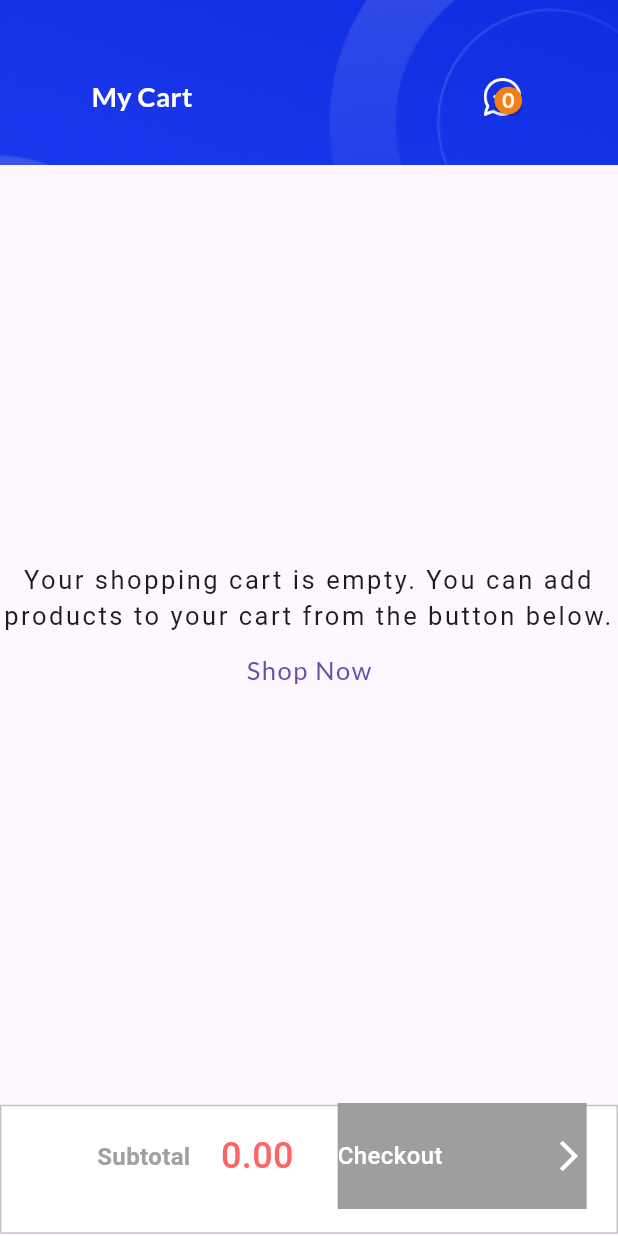
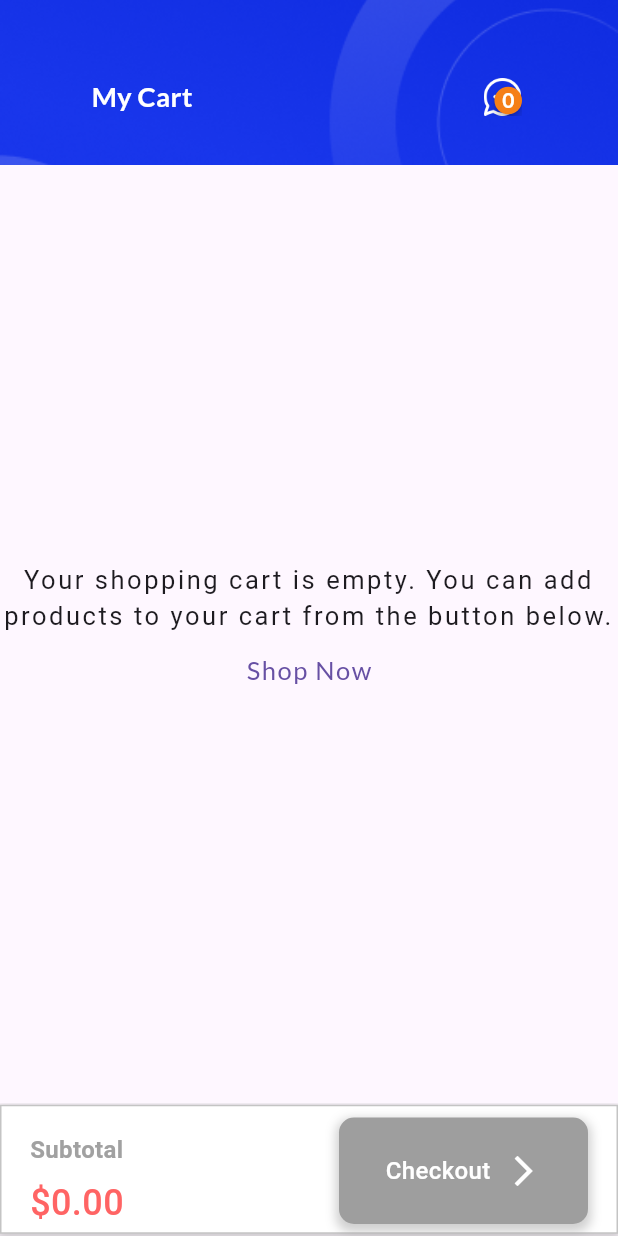
Before and after one commit to hieunguyen1912/AppDevelopment, a Flutter app: the CartScreens screen opened directly, on a phone screen of 412 x 824 dp. Run offline on Flutter 3.47's test engine with Material 3 defaults, Android fonts, the phone set to English and light mode, and no system bars; drawn by our look-alikes of badges; our stand-ins replace cloud_firestore, file_picker, firebase_auth, firebase_core, firebase_storage, flutter_easyloading and 2 more; missing offline and left inert: flutter_admin_scaffold; accounts and stored records are empty.

Commit message:
cart screen upgradeade

```diff
--- a/Group7Project/Ecommerceapp/tmdt_app/lib/main.dart
+++ b/Group7Project/Ecommerceapp/tmdt_app/lib/main.dart
@@ -2,6 +2,7 @@ import 'package:flutter/material.dart';
 import 'package:flutter/services.dart';
 import 'package:firebase_core/firebase_core.dart';
 import 'package:flutter_riverpod/flutter_riverpod.dart';
+import 'package:tmdt_app/views/screens/authentication_screens/login_screens.dart';
 import 'package:tmdt_app/views/screens/main_screens.dart';
 import 'firebase_options.dart';
 
@@ -29,7 +30,7 @@ class MyApp extends StatelessWidget {
       theme: ThemeData(
         primarySwatch: Colors.blue,
       ),
-      home: MainScreen(),
+      home: LoginScreen(),
     );
   }
 }
--- a/Group7Project/Ecommerceapp/tmdt_app/lib/provider/cart_provider.dart
+++ b/Group7Project/Ecommerceapp/tmdt_app/lib/provider/cart_provider.dart
@@ -39,8 +39,8 @@ class CartNotifier extends StateNotifier<List<CartModel>> {
 
   double calculateTotalAmount() {
     double totalAmount = 0.0;
-    state.forEach((cartItem) {
-      totalAmount += cartItem.quantity * cartItem.discount;
+    state.forEach((CartModel) {
+      totalAmount += CartModel.quantity * CartModel.discount;
     });
     return totalAmount;
   }
--- a/Group7Project/Ecommerceapp/tmdt_app/lib/views/screens/nav_screens/cart_screens.dart
+++ b/Group7Project/Ecommerceapp/tmdt_app/lib/views/screens/nav_screens/cart_screens.dart
@@ -138,6 +138,14 @@ class _CartScreensState extends ConsumerState<CartScreens> {
                               color: Color(
                                 0xFFD7DDFF,
                               ),
+                              boxShadow: [
+                                BoxShadow(
+                                  color: Colors.grey.withOpacity(0.5),
+                                  spreadRadius: 2,
+                                  blurRadius: 5,
+                                  offset: Offset(0, 3),
+                                ),
+                              ],
                             ),
                           ),
                         ),
@@ -150,9 +158,7 @@ class _CartScreensState extends ConsumerState<CartScreens> {
                             clipBehavior: Clip.hardEdge,
                             decoration: BoxDecoration(
                               color: Colors.black,
-                              borderRadius: BorderRadius.circular(
-                                5,
-                              ),
+                              borderRadius: BorderRadius.circular(5),
                             ),
                           ),
                         ),
@@ -181,6 +187,10 @@ class _CartScreensState extends ConsumerState<CartScreens> {
                       return Padding(
                         padding: const EdgeInsets.all(8),
                         child: Card(
+                          elevation: 5,
+                          shape: RoundedRectangleBorder(
+                            borderRadius: BorderRadius.circular(10),
+                          ),
                           child: SizedBox(
                             height: 200,
                             child: Row(
@@ -189,9 +199,12 @@ class _CartScreensState extends ConsumerState<CartScreens> {
                                 SizedBox(
                                   height: 100,
                                   width: 100,
+                                  child: ClipRRect(
+                                    borderRadius: BorderRadius.circular(10),
                                     child: Image.network(
                                       cartItem.imageUrl[0],
                                       fit: BoxFit.cover,
+                                    ),
                                   ),
                                 ),
                                 Padding(
@@ -204,17 +217,19 @@ class _CartScreensState extends ConsumerState<CartScreens> {
                                         cartItem.productName,
                                         style: GoogleFonts.lato(
                                           fontSize: 16,
-                                            fontWeight: FontWeight.w600),
+                                          fontWeight: FontWeight.w600,
+                                        ),
                                       ),
                                       Text(
                                         cartItem.categoryname,
                                         style: GoogleFonts.lato(
                                           fontSize: 16,
                                           fontWeight: FontWeight.w600,
-                                            color: Colors.blueGrey),
+                                          color: Colors.blueGrey,
+                                        ),
                                       ),
                                       Text(
-                                        cartItem.productPrice.toString(),
+                                        '\$${double.parse(cartItem.productPrice).toStringAsFixed(2)}',
                                         style: GoogleFonts.lato(
                                           fontSize: 16,
                                           fontWeight: FontWeight.bold,
@@ -227,11 +242,13 @@ class _CartScreensState extends ConsumerState<CartScreens> {
                                             height: 40,
                                             width: 120,
                                             decoration: BoxDecoration(
-                                              color: Color(
-                                                0xFF102DE1,
-                                              ),
+                                              color: Color(0xFF102DE1),
+                                              borderRadius:
+                                                  BorderRadius.circular(10),
                                             ),
                                             child: Row(
+                                              mainAxisAlignment:
+                                                  MainAxisAlignment.center,
                                               children: [
                                                 IconButton(
                                                   onPressed: () {
@@ -269,6 +286,7 @@ class _CartScreensState extends ConsumerState<CartScreens> {
                                             },
                                             icon: Icon(
                                               CupertinoIcons.delete,
+                                              color: Colors.red,
                                             ),
                                           ),
                                         ],
@@ -287,7 +305,7 @@ class _CartScreensState extends ConsumerState<CartScreens> {
               ),
             ),
       bottomNavigationBar: Container(
-        width: 416,
+        width: double.infinity,
         height: 89,
         clipBehavior: Clip.hardEdge,
         decoration: const BoxDecoration(),
@@ -297,47 +315,52 @@ class _CartScreensState extends ConsumerState<CartScreens> {
             Align(
               alignment: Alignment.center,
               child: Container(
-                width: 416,
+                width: double.infinity,
                 height: 86,
                 clipBehavior: Clip.hardEdge,
                 decoration: BoxDecoration(
                   color: Colors.white,
                   border: Border.all(
                     color: Color(0xFFC4C4C4),
-                    )),
+                  ),
+                  boxShadow: [
+                    BoxShadow(
+                      color: Colors.grey.withOpacity(0.5),
+                      spreadRadius: 2,
+                      blurRadius: 5,
+                      offset: Offset(0, 3),
+                    ),
+                  ],
                 ),
               ),
-            Align(
-              alignment: Alignment(-0.63, -0.26),
+            ),
+            Positioned(
+              left: 20,
+              top: 20,
               child: Text(
                 'Subtotal',
                 style: GoogleFonts.roboto(
-                  color: const Color(
-                    0xFFA1A1A1,
-                  ),
+                  color: const Color(0xFFA1A1A1),
                   fontSize: 16,
                   fontWeight: FontWeight.bold,
                 ),
               ),
             ),
-            Align(
-              alignment: const Alignment(
-                -0.19,
-                -0.31,
-              ),
+            Positioned(
+              left: 20,
+              top: 50,
               child: Text(
-                totalAmount.toStringAsFixed(2),
+                '\$${totalAmount.toStringAsFixed(2)}',
                 style: GoogleFonts.roboto(
-                  color: Color(
-                    0xFFFF6464,
-                  ),
+                  color: Color(0xFFFF6464),
                   fontSize: 24,
                   fontWeight: FontWeight.w500,
                 ),
               ),
             ),
-            Align(
-              alignment: Alignment(0.83, -1),
+            Positioned(
+              right: 20,
+              top: 10,
               child: InkWell(
                 onTap: () {},
                 child: Container(
@@ -345,15 +368,20 @@ class _CartScreensState extends ConsumerState<CartScreens> {
                   height: 71,
                   clipBehavior: Clip.hardEdge,
                   decoration: BoxDecoration(
-                    color: totalAmount == 0.0
-                        ? Colors.grey
-                        : Color(
-                            0xFF1532E7,
+                    color: totalAmount == 0.0 ? Colors.grey : Color(0xFF1532E7),
+                    borderRadius: BorderRadius.circular(10),
+                    boxShadow: [
+                      BoxShadow(
+                        color: Colors.grey.withOpacity(0.5),
+                        spreadRadius: 2,
+                        blurRadius: 5,
+                        offset: Offset(0, 3),
                       ),
+                    ],
                   ),
                   child: Center(
                     child: Row(
-                      mainAxisAlignment: MainAxisAlignment.spaceBetween,
+                      mainAxisAlignment: MainAxisAlignment.center,
                       children: [
                         Text(
                           'Checkout',
@@ -363,6 +391,7 @@ class _CartScreensState extends ConsumerState<CartScreens> {
                             fontWeight: FontWeight.w500,
                           ),
                         ),
+                        SizedBox(width: 10),
                         Icon(
                           Icons.arrow_forward_ios,
                           color: Colors.white,
```
Also changed, not shown: Group7Project/Ecommerceapp/tmdt_app/lib/models/Favorite_mode.dart (added, +13 -0 lines), Group7Project/Ecommerceapp/tmdt_app/lib/provider/favorite_provied.dart (added), Group7Project/Ecommerceapp/tmdt_app/pubspec.lock. Lines whose indentation alone changed are shown as unchanged.
